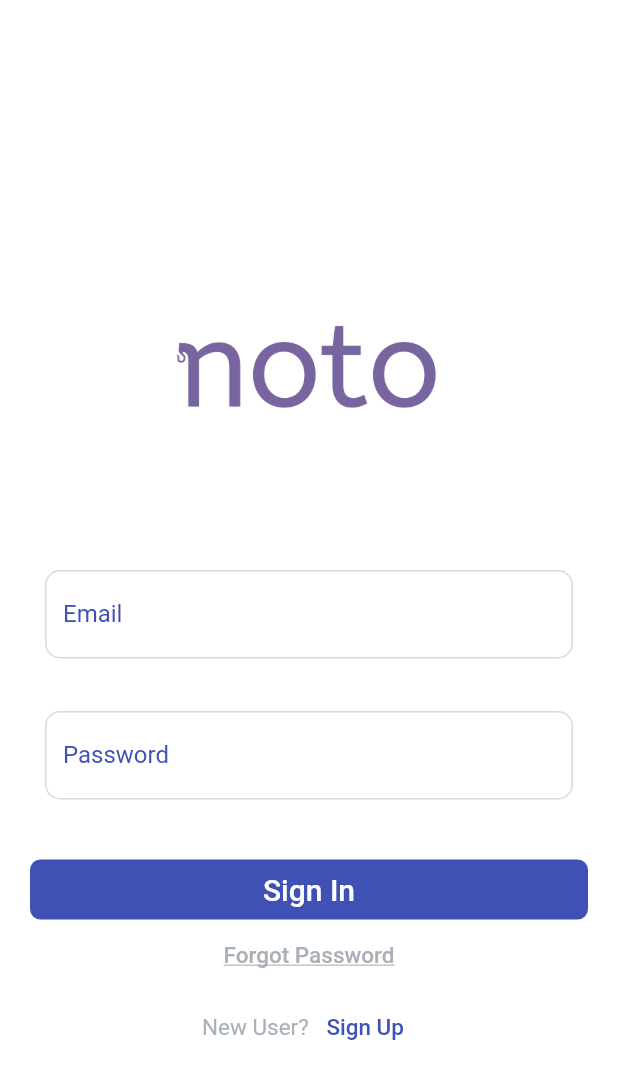
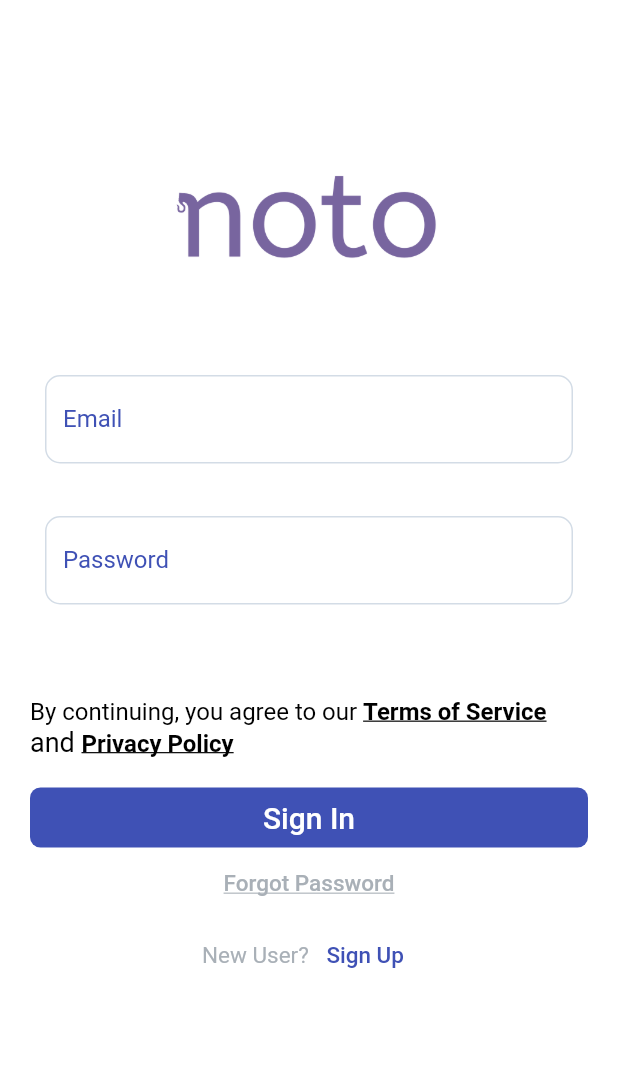
Before and after one commit to MandrewWhit/noto, a Flutter app: the screen it shows after launch, on a phone screen of 412 x 824 dp. Shown: the top 1079 px of the screen. Run offline on Flutter 3.47's test engine with Material 2 defaults, Android fonts, the phone set to English and light mode, and no system bars; our stand-ins replace bloc, cached_network_image, cloud_firestore, equatable, extended_image, firebase_auth and 12 more; missing offline and left inert: flutter_background_geolocation, geolocator_android, geolocator_apple, the_apple_sign_in; accounts and stored records are empty.

Commit message:
more ui upgrades

```diff
--- a/lib/pages/login/login.dart
+++ b/lib/pages/login/login.dart
@@ -9,6 +9,7 @@ import 'package:flutter_bloc/flutter_bloc.dart';
 import 'package:nowtowv1/bloc/auth/auth_bloc.dart';
 import 'package:nowtowv1/bloc/auth/auth_events.dart';
 import 'package:nowtowv1/utils/apple_signin_available.dart';
+import 'package:nowtowv1/widgets/pp_tos.dart';
 import 'package:provider/provider.dart';
 import 'package:the_apple_sign_in/the_apple_sign_in.dart' as apple;
 
@@ -37,7 +38,7 @@ class _LoginPageState extends State<LoginPage> {
     return Scaffold(
         backgroundColor: Colors.white,
         body: Padding(
-          padding: const EdgeInsets.only(top: 150.0),
+          padding: const EdgeInsets.only(top: 50.0),
           child: ListView(
             children: <Widget>[
               Center(
@@ -54,10 +55,7 @@ class _LoginPageState extends State<LoginPage> {
                         children: <Widget>[
                           Padding(
                             padding: const EdgeInsets.only(
-                                left: 30.0,
-                                right: 30.0,
-                                top: 30.0,
-                                bottom: 20.0),
+                                left: 30.0, right: 30.0, top: 0, bottom: 20.0),
                             child: TextFormField(
                               controller: emailController,
                               decoration: InputDecoration(
@@ -124,7 +122,7 @@ class _LoginPageState extends State<LoginPage> {
                         ],
                       ),
                     ),
-                    //privacyPolicyLinkAndTermsOfService(),
+                    privacyPolicyLinkAndTermsOfService(),
                     Container(
                       height: 40,
                       width: 372,
--- /dev/null
+++ b/lib/widgets/pp_tos.dart
@@ -0,0 +1,58 @@
+import 'dart:developer';
+
+import 'package:flutter/gestures.dart';
+import 'package:flutter/material.dart';
+import 'package:url_launcher/url_launcher.dart';
+
+Future<void> _launchUrl(Uri _url) async {
+  try {
+    await launchUrl(_url);
+  } catch (e) {
+    log("link failed to launch");
+  }
+}
+
+Widget privacyPolicyLinkAndTermsOfService() {
+  return Container(
+    alignment: Alignment.center,
+    padding: EdgeInsets.all(20),
+    child: Center(
+        child: Text.rich(TextSpan(
+            text: 'By continuing, you agree to our ',
+            style: TextStyle(fontSize: 16, color: Colors.black),
+            children: <TextSpan>[
+          TextSpan(
+              text: 'Terms of Service',
+              style: const TextStyle(
+                fontWeight: FontWeight.bold,
+                fontSize: 16,
+                color: Colors.black,
+                decoration: TextDecoration.underline,
+              ),
+              recognizer: TapGestureRecognizer()
+                ..onTap = () {
+                  final Uri _url = Uri.parse(
+                      'https://doc-hosting.flycricket.io/noto-terms-of-use/b4f33a67-6c27-494d-bc69-77984c334bd6/terms');
+                  launchUrl(_url);
+                }),
+          TextSpan(
+              text: ' and ',
+              style: TextStyle(fontSize: 18, color: Colors.black),
+              children: <TextSpan>[
+                TextSpan(
+                    text: 'Privacy Policy',
+                    style: const TextStyle(
+                        fontWeight: FontWeight.bold,
+                        fontSize: 16,
+                        color: Colors.black,
+                        decoration: TextDecoration.underline),
+                    recognizer: TapGestureRecognizer()
+                      ..onTap = () {
+                        final Uri _url = Uri.parse(
+                            'https://doc-hosting.flycricket.io/noto-privacy-policy/6ce5d01c-a1f2-4cff-af9c-bc2a07e20416/privacy');
+                        launchUrl(_url);
+                      })
+              ])
+        ]))),
+  );
+}
```
Also changed, not shown: lib/pages/home/home.dart (+28 -19 lines), lib/pages/map/map.dart (+17 -9 lines), lib/widgets/instruction.dart (added, +26 -0 lines), assets/marker-transparent.png (added), assets/marker.png (added).
